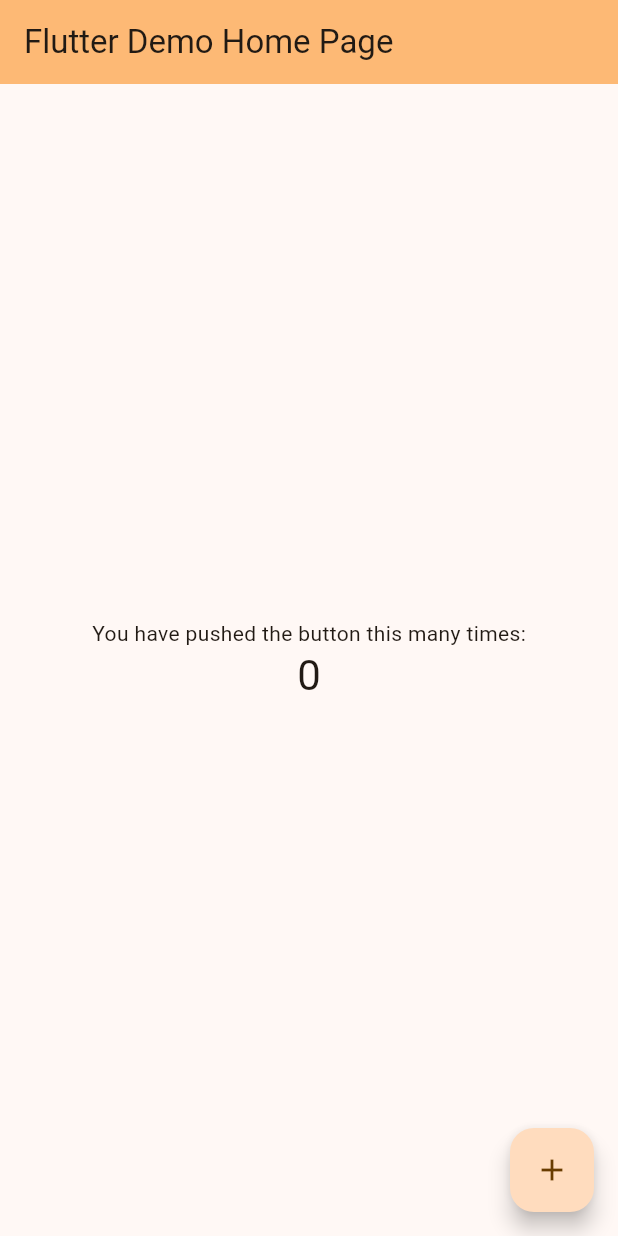
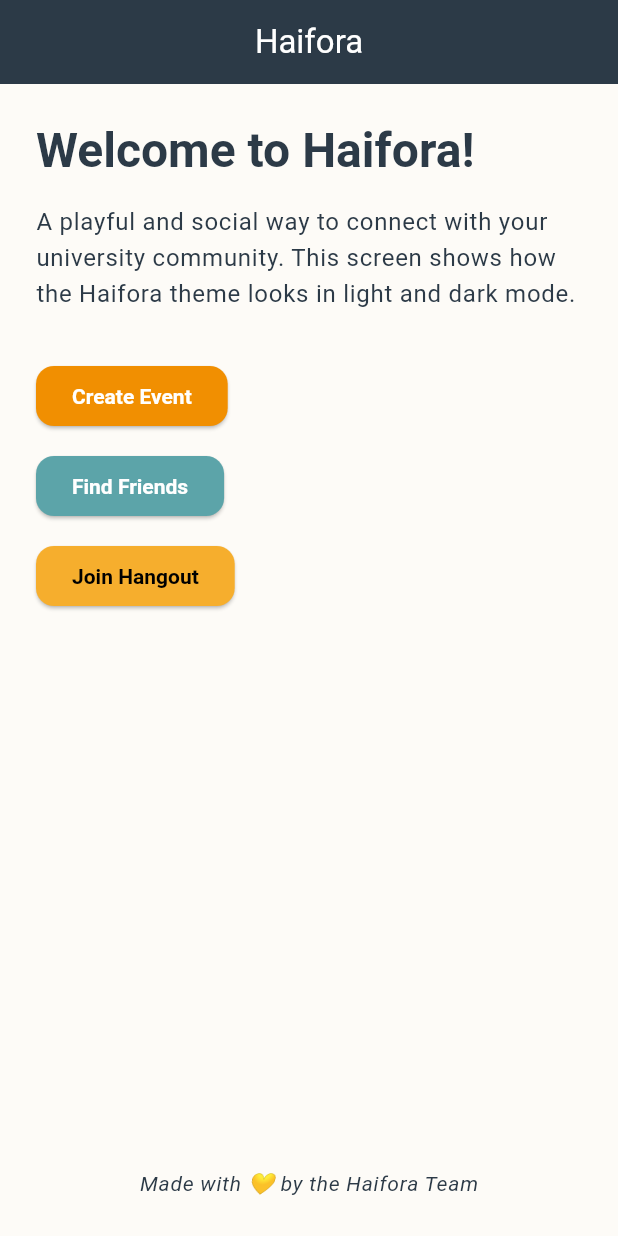
Before and after one commit to JaadAlHosaini/Haifora, a Flutter app: the screen it shows after launch, on a phone screen of 412 x 824 dp. Run offline on Flutter 3.47's test engine with Material 3 defaults, Android fonts, the phone set to English and light mode, and no system bars; Roboto replaces fonts that are missing (Poppins).

Commit message:
change color

```diff
--- /dev/null
+++ b/lib/home_screen.dart
@@ -0,0 +1,78 @@
+import 'package:flutter/material.dart';
+import 'theme.dart';
+
+class HomeScreen extends StatelessWidget {
+  const HomeScreen({super.key});
+
+  @override
+  Widget build(BuildContext context) {
+    final theme = Theme.of(context);
+
+    return Scaffold(
+      appBar: AppBar(
+        title: const Text('Haifora'),
+        centerTitle: true,
+      ),
+      body: Padding(
+        padding: const EdgeInsets.all(24.0),
+        child: Column(
+          crossAxisAlignment: CrossAxisAlignment.start,
+          children: [
+            // Headline example
+            Text(
+              'Welcome to Haifora!',
+              style: theme.textTheme.headlineLarge,
+            ),
+            const SizedBox(height: 16),
+
+            // Body text example
+            Text(
+              'A playful and social way to connect with your university community. '
+                  'This screen shows how the Haifora theme looks in light and dark mode.',
+              style: theme.textTheme.bodyLarge,
+            ),
+            const SizedBox(height: 32),
+
+            // Buttons
+            ElevatedButton(
+              onPressed: () {},
+              child: const Text('Create Event'),
+            ),
+            const SizedBox(height: 12),
+
+            ElevatedButton(
+              onPressed: () {},
+              style: ElevatedButton.styleFrom(
+                backgroundColor: HaiforaTheme.tealBlue,
+              ),
+              child: const Text('Find Friends'),
+            ),
+            const SizedBox(height: 12),
+
+            ElevatedButton(
+              onPressed: () {},
+              style: ElevatedButton.styleFrom(
+                backgroundColor: HaiforaTheme.warmYellow,
+                foregroundColor: Colors.black,
+              ),
+              child: const Text('Join Hangout'),
+            ),
+
+            const Spacer(),
+
+            // Footer note
+            Center(
+              child: Text(
+                'Made with 💛 by the Haifora Team',
+                style: theme.textTheme.bodyLarge?.copyWith(
+                  fontSize: 14,
+                  fontStyle: FontStyle.italic,
+                ),
+              ),
+            ),
+          ],
+        ),
+      ),
+    );
+  }
+}
--- a/lib/main.dart
+++ b/lib/main.dart
@@ -1,122 +1,23 @@
 import 'package:flutter/material.dart';
+import 'theme.dart';
+import 'home_screen.dart';
 
 void main() {
-  runApp(const MyApp());
+  runApp(const HaiforaApp());
 }
 
-class MyApp extends StatelessWidget {
-  const MyApp({super.key});
+class HaiforaApp extends StatelessWidget {
+  const HaiforaApp({super.key});
 
-  // This widget is the root of your application.
   @override
   Widget build(BuildContext context) {
     return MaterialApp(
-      title: 'Flutter Demo',
-      theme: ThemeData(
-        // This is the theme of your application.
-        //
-        // TRY THIS: Try running your application with "flutter run". You'll see
-        // the application has a purple toolbar. Then, without quitting the app,
-        // try changing the seedColor in the colorScheme below to Colors.green
-        // and then invoke "hot reload" (save your changes or press the "hot
-        // reload" button in a Flutter-supported IDE, or press "r" if you used
-        // the command line to start the app).
-        //
-        // Notice that the counter didn't reset back to zero; the application
-        // state is not lost during the reload. To reset the state, use hot
-        // restart instead.
-        //
-        // This works for code too, not just values: Most code changes can be
-        // tested with just a hot reload.
-        colorScheme: ColorScheme.fromSeed(seedColor: Colors.orange),
-      ),
-      home: const MyHomePage(title: 'Flutter Demo Home Page'),
+      title: 'Haifora',
+      debugShowCheckedModeBanner: false,
+      theme: HaiforaTheme.lightTheme,
+      darkTheme: HaiforaTheme.darkTheme,
+      themeMode: ThemeMode.system, // Automatically switches based on system mode
+      home: const HomeScreen(),
     );
   }
 }
-
-class MyHomePage extends StatefulWidget {
-  const MyHomePage({super.key, required this.title});
-
-  // This widget is the home page of your application. It is stateful, meaning
-  // that it has a State object (defined below) that contains fields that affect
-  // how it looks.
-
-  // This class is the configuration for the state. It holds the values (in this
-  // case the title) provided by the parent (in this case the App widget) and
-  // used by the build method of the State. Fields in a Widget subclass are
-  // always marked "final".
-
-  final String title;
-
-  @override
-  State<MyHomePage> createState() => _MyHomePageState();
-}
-
-class _MyHomePageState extends State<MyHomePage> {
-  int _counter = 0;
-
-  void _incrementCounter() {
-    setState(() {
-      // This call to setState tells the Flutter framework that something has
-      // changed in this State, which causes it to rerun the build method below
-      // so that the display can reflect the updated values. If we changed
-      // _counter without calling setState(), then the build method would not be
-      // called again, and so nothing would appear to happen.
-      _counter++;
-    });
-  }
-
-  @override
-  Widget build(BuildContext context) {
-    // This method is rerun every time setState is called, for instance as done
-    // by the _incrementCounter method above.
-    //
-    // The Flutter framework has been optimized to make rerunning build methods
-    // fast, so that you can just rebuild anything that needs updating rather
-    // than having to individually change instances of widgets.
-    return Scaffold(
-      appBar: AppBar(
-        // TRY THIS: Try changing the color here to a specific color (to
-        // Colors.amber, perhaps?) and trigger a hot reload to see the AppBar
-        // change color while the other colors stay the same.
-        backgroundColor: Theme.of(context).colorScheme.inversePrimary,
-        // Here we take the value from the MyHomePage object that was created by
-        // the App.build method, and use it to set our appbar title.
-        title: Text(widget.title),
-      ),
-      body: Center(
-        // Center is a layout widget. It takes a single child and positions it
-        // in the middle of the parent.
-        child: Column(
-          // Column is also a layout widget. It takes a list of children and
-          // arranges them vertically. By default, it sizes itself to fit its
-          // children horizontally, and tries to be as tall as its parent.
-          //
-          // Column has various properties to control how it sizes itself and
-          // how it positions its children. Here we use mainAxisAlignment to
-          // center the children vertically; the main axis here is the vertical
-          // axis because Columns are vertical (the cross axis would be
-          // horizontal).
-          //
-          // TRY THIS: Invoke "debug painting" (choose the "Toggle Debug Paint"
-          // action in the IDE, or press "p" in the console), to see the
-          // wireframe for each widget.
-          mainAxisAlignment: MainAxisAlignment.center,
-          children: <Widget>[
-            const Text('You have pushed the button this many times:'),
-            Text(
-              '$_counter',
-              style: Theme.of(context).textTheme.headlineMedium,
-            ),
-          ],
-        ),
-      ),
-      floatingActionButton: FloatingActionButton(
-        onPressed: _incrementCounter,
-        tooltip: 'Increment',
-        child: const Icon(Icons.add),
-      ), // This trailing comma makes auto-formatting nicer for build methods.
-    );
-  }
-}
```
